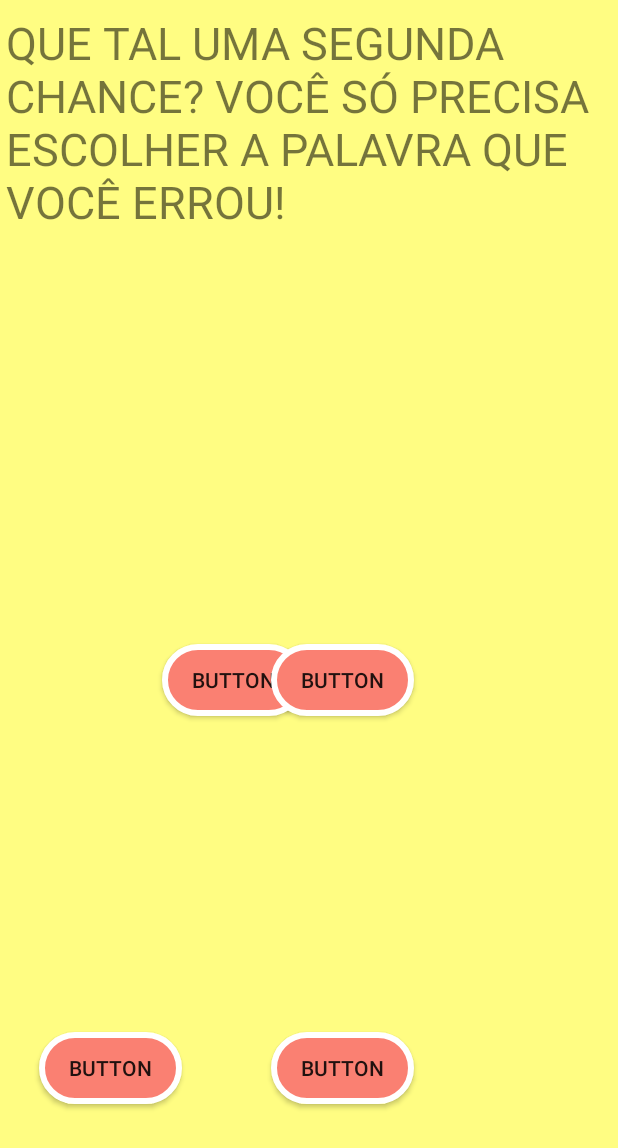
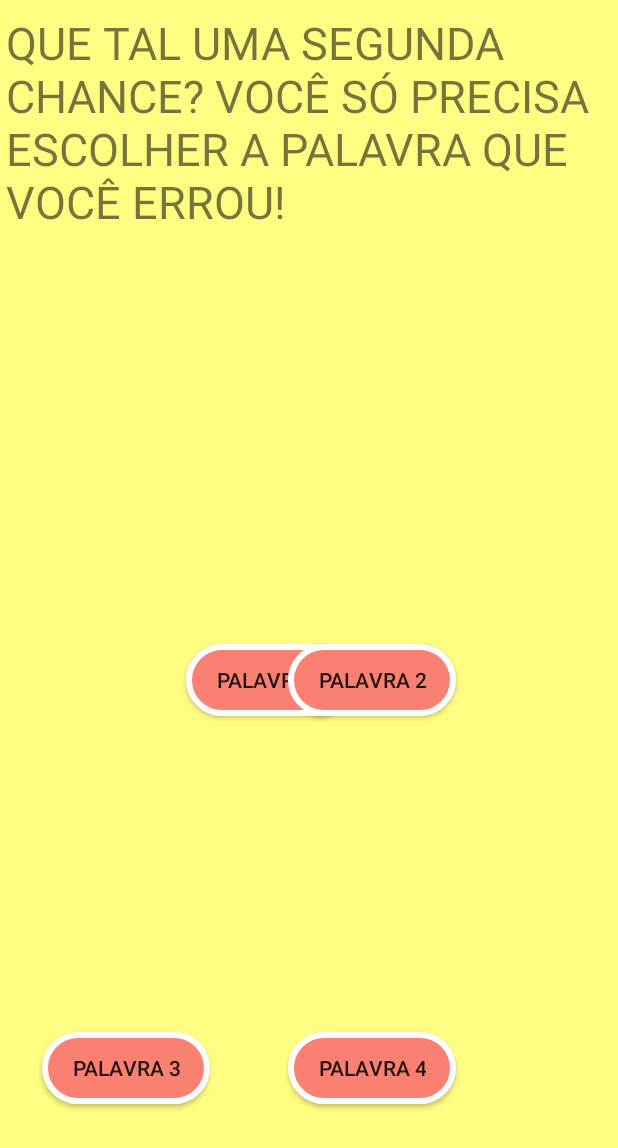
Before and after one commit to felipe-sbatista/word-play, an Android app: the layout activity_segunda_chance.xml on its own in the app's theme, with its tools: preview values and no code run, on a phone screen of 412 x 824 dp. Shown: the top 1148 px of the screen. Run offline under Robolectric (Android 15) with nearby library versions, the phone set to English and light mode, and no system bars.

Commit message:
Code refactoring

```diff
--- a/app/src/main/java/com/palavras/unicap/palavrinhas/activity/RegistrarActivity.java
+++ b/app/src/main/java/com/palavras/unicap/palavrinhas/activity/RegistrarActivity.java
@@ -100,12 +100,6 @@ public class RegistrarActivity extends AppCompatActivity implements OnFragmentIn
         return usuario;
     }
 
-
-    @Override
-    public void onFragmentInteraction(String letra) {
-
-    }
-
     public void getClick(View view) {
         Button botao = findViewById(view.getId());
         String letra = botao.getText().toString();
--- a/app/src/main/res/layout/activity_segunda_chance.xml
+++ b/app/src/main/res/layout/activity_segunda_chance.xml
@@ -11,27 +11,29 @@
         android:id="@+id/palavra1"
         android:layout_width="wrap_content"
         android:layout_height="wrap_content"
-        android:layout_marginEnd="136dp"
+        android:layout_marginEnd="108dp"
         android:layout_marginBottom="88dp"
         android:background="@drawable/button_radius"
-        android:text="Button"
         android:onClick="getPalavraEscolhida"
+        android:text=""
         app:layout_constraintBottom_toBottomOf="parent"
-        app:layout_constraintEnd_toEndOf="parent" />
+        app:layout_constraintEnd_toEndOf="parent"
+        tools:text="palavra 4" />
 
     <Button
         android:id="@+id/palavra2"
         android:layout_width="wrap_content"
         android:layout_height="wrap_content"
-        android:layout_marginStart="108dp"
+        android:layout_marginStart="124dp"
         android:layout_marginTop="72dp"
         android:layout_marginBottom="8dp"
         android:background="@drawable/button_radius"
         android:onClick="getPalavraEscolhida"
-        android:text="Button"
+        android:text=""
         app:layout_constraintBottom_toTopOf="@+id/palavra3"
         app:layout_constraintStart_toStartOf="parent"
-        app:layout_constraintTop_toBottomOf="@+id/textView" />
+        app:layout_constraintTop_toBottomOf="@+id/textView"
+        tools:text="palavra 1" />
 
     <Button
         android:id="@+id/palavra3"
@@ -42,25 +44,27 @@
         android:layout_marginBottom="88dp"
         android:background="@drawable/button_radius"
         android:onClick="getPalavraEscolhida"
-        android:text="Button"
+        android:text=""
         app:layout_constraintBottom_toBottomOf="parent"
         app:layout_constraintEnd_toStartOf="@+id/palavra1"
-        app:layout_constraintHorizontal_bias="0.262"
-        app:layout_constraintStart_toStartOf="parent" />
+        app:layout_constraintHorizontal_bias="0.313"
+        app:layout_constraintStart_toStartOf="parent"
+        tools:text="palavra 3" />
 
     <Button
         android:id="@+id/palavra4"
         android:layout_width="wrap_content"
         android:layout_height="wrap_content"
         android:layout_marginTop="72dp"
-        android:layout_marginEnd="136dp"
+        android:layout_marginEnd="108dp"
         android:layout_marginBottom="8dp"
         android:background="@drawable/button_radius"
         android:onClick="getPalavraEscolhida"
-        android:text="Button"
+        android:text=""
         app:layout_constraintBottom_toTopOf="@+id/palavra1"
         app:layout_constraintEnd_toEndOf="parent"
-        app:layout_constraintTop_toBottomOf="@+id/textView" />
+        app:layout_constraintTop_toBottomOf="@+id/textView"
+        tools:text="palavra 2" />
 
     <TextView
         android:id="@+id/textView"
```
Also changed, not shown: app/src/main/java/com/palavras/unicap/palavrinhas/activity/JogoActivity.java (+1 -14 lines), app/src/main/java/com/palavras/unicap/palavrinhas/activity/SegundaChanceActivity.java (+8 -12 lines), app/src/main/java/com/palavras/unicap/palavrinhas/fragment/JogoFragment.java (+3 -8 lines), app/src/main/java/com/palavras/unicap/palavrinhas/fragment/LifeFragment.java (+2 -25 lines), app/src/main/java/com/palavras/unicap/palavrinhas/fragment/TecladoAlfabeticoFragment.java (+2 -21 lines), app/src/main/java/com/palavras/unicap/palavrinhas/fragment/TecladoVogalFragment.java (+1 -26 lines).
